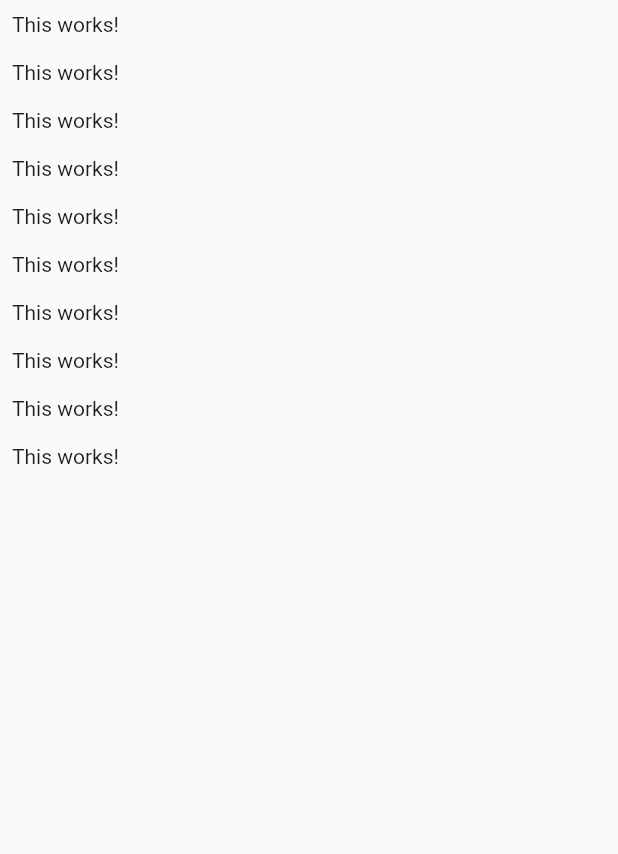
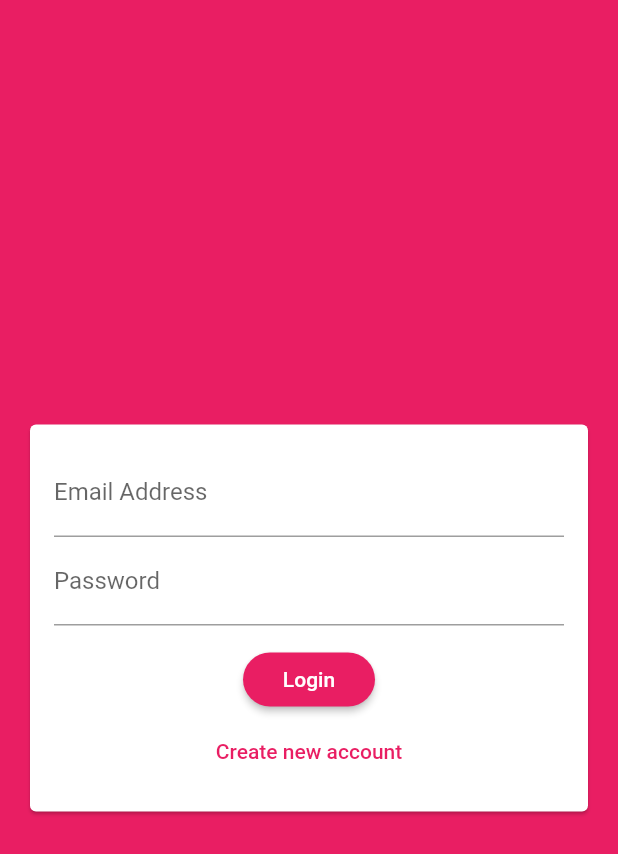
Before and after one commit to CodeCrunch-Techlabs/flutter-training, a Flutter app: the screen it shows after launch, on a phone screen of 412 x 824 dp. Shown: the top 854 px of the screen. Run offline on Flutter 3.47's test engine with Material 2 defaults, Android fonts, the phone set to English and light mode, and no system bars; our stand-ins replace cloud_firestore, firebase_auth, firebase_core; accounts and stored records are empty.

```diff
--- a/flutter_chat_app/lib/main.dart
+++ b/flutter_chat_app/lib/main.dart
@@ -1,7 +1,12 @@
+import 'package:firebase_auth/firebase_auth.dart';
+import 'package:firebase_core/firebase_core.dart';
 import 'package:flutter/material.dart';
+import 'package:flutter_chat_app/screens/auth_screen.dart';
 import 'package:flutter_chat_app/screens/chat_screen.dart';
 
-void main() {
+void main() async {
+  WidgetsFlutterBinding.ensureInitialized();
+  await Firebase.initializeApp();
   runApp(MyApp());
 }
 
@@ -9,12 +14,30 @@ class MyApp extends StatelessWidget {
   @override
   Widget build(BuildContext context) {
     return MaterialApp(
-      title: 'Flutter Demo',
+      title: 'FlutterChatApp',
+      debugShowCheckedModeBanner: false,
       theme: ThemeData(
-        primarySwatch: Colors.blue,
+        primarySwatch: Colors.pink,
+        backgroundColor: Colors.pink,
+        accentColor: Colors.deepPurple,
+        buttonTheme: ButtonTheme.of(context).copyWith(
+          buttonColor: Colors.pink,
+          textTheme: ButtonTextTheme.primary,
+          shape: RoundedRectangleBorder(
+            borderRadius: BorderRadius.circular(20),
+          ),
+        ),
         visualDensity: VisualDensity.adaptivePlatformDensity,
       ),
-      home:ChatScreen(),
+      home: StreamBuilder(
+        stream: FirebaseAuth.instance.authStateChanges(),
+        builder: (ctx, userSnapshot) {
+          if (userSnapshot.hasData) {
+            return ChatScreen();
+          }
+          return AuthScreen();
+        },
+      ),
     );
   }
 }
--- a/flutter_chat_app/lib/screens/auth_screen.dart
+++ b/flutter_chat_app/lib/screens/auth_screen.dart
@@ -0,0 +1,74 @@
+import 'package:cloud_firestore/cloud_firestore.dart';
+import 'package:firebase_auth/firebase_auth.dart';
+import 'package:flutter/material.dart';
+import 'package:flutter/services.dart';
+import 'package:flutter_chat_app/widgets/auth/auth_form.dart';
+
+class AuthScreen extends StatefulWidget {
+  @override
+  _AuthScreenState createState() => _AuthScreenState();
+}
+
+class _AuthScreenState extends State<AuthScreen> {
+  final _auth = FirebaseAuth.instance;
+  var _isLoading = false;
+  void _submitAuthForm(
+    String email,
+    String username,
+    String password,
+    bool isLogin,
+    BuildContext ctx,
+  ) async {
+    UserCredential userCredential;
+    try {
+      setState(() {
+        _isLoading = true;
+      });
+      if (isLogin) {
+        userCredential = await _auth.signInWithEmailAndPassword(
+          email: email,
+          password: password,
+        );
+      } else {
+        userCredential = await _auth.createUserWithEmailAndPassword(
+          email: email,
+          password: password,
+        );
+        await FirebaseFirestore.instance
+            .collection('users')
+            .doc(userCredential.user.uid)
+            .set({
+          'username': username,
+          'email': email,
+        });
+      }
+    } on PlatformException catch (err) {
+      var message = 'An error occured, Please check your creadencials!';
+      if (err.message != null) {
+        message = err.message;
+      }
+      Scaffold.of(ctx).showSnackBar(
+        SnackBar(
+          content: Text(message),
+          backgroundColor: Theme.of(ctx).errorColor,
+        ),
+      );
+      setState(() {
+        _isLoading = false;
+      });
+    } catch (err) {
+      print(err);
+      setState(() {
+        _isLoading = false;
+      });
+    }
+  }
+
+  @override
+  Widget build(BuildContext context) {
+    return Scaffold(
+      backgroundColor: Theme.of(context).primaryColor,
+      body: AuthForm(_submitAuthForm,_isLoading),
+    );
+  }
+}
--- /dev/null
+++ b/flutter_chat_app/lib/widgets/auth/auth_form.dart
@@ -0,0 +1,127 @@
+import 'package:flutter/material.dart';
+
+class AuthForm extends StatefulWidget {
+  AuthForm(this.submitFn, this.isLoading);
+  final bool isLoading;
+
+  final void Function(
+    String email,
+    String username,
+    String password,
+    bool isLogin,
+    BuildContext ctx,
+  ) submitFn;
+  @override
+  _AuthFormState createState() => _AuthFormState();
+}
+
+class _AuthFormState extends State<AuthForm> {
+  final _formkey = GlobalKey<FormState>();
+  var _isLogin = true;
+  var _userEmail = '';
+  var _userName = '';
+  var _userPassword = '';
+
+  void _trysubmit() {
+    final _isvalid = _formkey.currentState.validate();
+    FocusScope.of(context).unfocus();
+
+    if (_isvalid) {
+      _formkey.currentState.save();
+      widget.submitFn(
+        _userEmail.trim(),
+        _userName.trim(),
+        _userPassword.trim(),
+        _isLogin,
+        context,
+      );
+    }
+  }
+
+  @override
+  Widget build(BuildContext context) {
+    return Center(
+      child: Card(
+        margin: EdgeInsets.all(20),
+        child: SingleChildScrollView(
+          child: Padding(
+            padding: EdgeInsets.all(16),
+            child: Form(
+              key: _formkey,
+              child: Column(
+                mainAxisSize: MainAxisSize.min,
+                children: [
+                  TextFormField(
+                    key: ValueKey('email'),
+                    validator: (value) {
+                      if (value.isEmpty || !value.contains('@')) {
+                        return 'Enter valid Email Address';
+                      }
+                      return null;
+                    },
+                    keyboardType: TextInputType.emailAddress,
+                    decoration: InputDecoration(labelText: 'Email Address'),
+                    onSaved: (value) {
+                      _userEmail = value;
+                    },
+                  ),
+                  if (!_isLogin)
+                    TextFormField(
+                      key: ValueKey('username'),
+                      validator: (value) {
+                        if (value.isEmpty || value.length < 4) {
+                          return 'Username must be at least 4 charecters long.';
+                        }
+                        return null;
+                      },
+                      decoration: InputDecoration(
+                        labelText: 'Username',
+                      ),
+                      onSaved: (value) {
+                        _userName = value;
+                      },
+                    ),
+                  TextFormField(
+                    key: ValueKey('password'),
+                    validator: (value) {
+                      if (value.isEmpty || value.length < 7) {
+                        return 'Password must be at least 7 charecters long.';
+                      }
+                      return null;
+                    },
+                    decoration: InputDecoration(labelText: 'Password'),
+                    obscureText: true,
+                    onSaved: (value) {
+                      _userPassword = value;
+                    },
+                  ),
+                  SizedBox(
+                    height: 12,
+                  ),
+                  if (widget.isLoading) CircularProgressIndicator(),
+                  if (!widget.isLoading)
+                    RaisedButton(
+                      child: Text(_isLogin ? 'Login' : 'Signup'),
+                      onPressed: _trysubmit,
+                    ),
+                  if (!widget.isLoading)
+                    FlatButton(
+                      onPressed: () {
+                        setState(() {
+                          _isLogin = !_isLogin;
+                        });
+                      },
+                      child: Text(_isLogin
+                          ? 'Create new account'
+                          : 'I already have an account'),
+                      textColor: Theme.of(context).primaryColor,
+                    )
+                ],
+              ),
+            ),
+          ),
+        ),
+      ),
+    );
+  }
+}
--- a/flutter_chat_app/pubspec.yaml
+++ b/flutter_chat_app/pubspec.yaml
@@ -28,7 +28,9 @@ dependencies:
   # The following adds the Cupertino Icons font to your application.
   # Use with the CupertinoIcons class for iOS style icons.
   cupertino_icons: ^0.1.3
+  firebase_core : ^0.5.0
   cloud_firestore: ^0.14.1+2
+  firebase_auth: ^0.18.1+1
 
 dev_dependencies:
   flutter_test:
```
Also changed, not shown: flutter_chat_app/lib/screens/chat_screen.dart (+60 -6 lines), flutter_chat_app/pubspec.lock, 1 other file.
